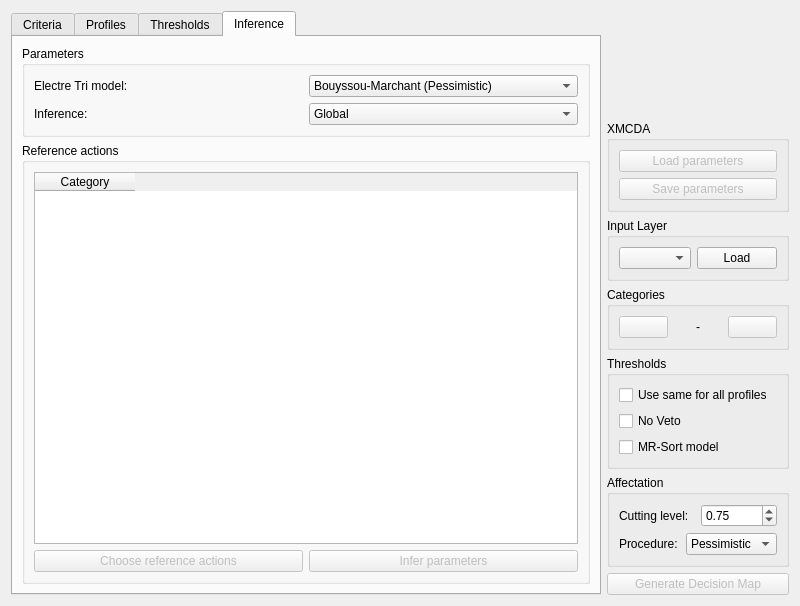
First picture: the form in ui/main_window.ui, repository oso/qgis-etri, before the edit.
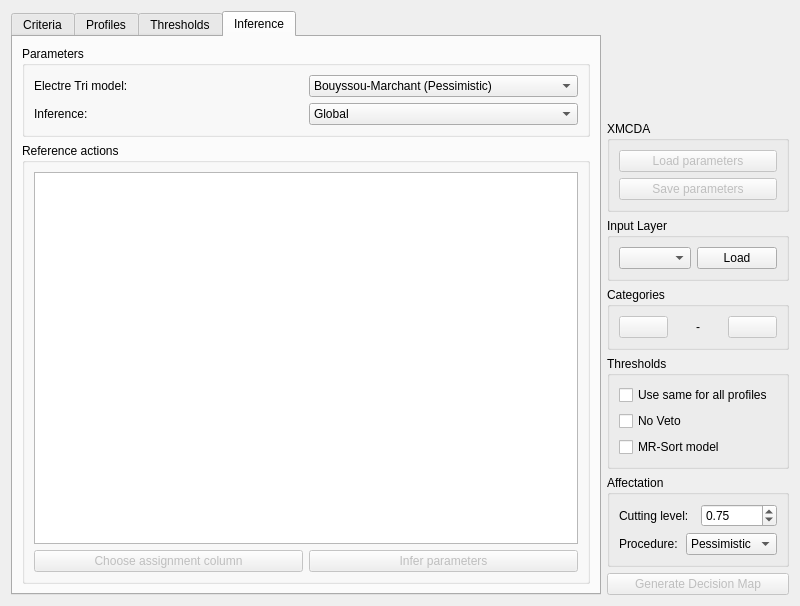
Second picture: the form after the edit. The open tabs and pages were chosen to show the change. Icons and pictures are not drawn. Custom widgets are drawn as their Qt base class.

Commit message: main: add support to choose reference actions to be used for inference

```diff
--- a/ui/main_window.ui
+++ b/ui/main_window.ui
@@ -182,19 +182,7 @@
          </property>
          <layout class="QVBoxLayout" name="verticalLayout_3">
           <item>
-           <widget class="QTableWidget" name="table_refs">
-            <property name="editTriggers">
-             <set>QAbstractItemView::NoEditTriggers</set>
-            </property>
-            <column>
-             <property name="text">
-              <string>Category</string>
-             </property>
-             <property name="textAlignment">
-              <set>AlignHCenter|AlignVCenter|AlignCenter</set>
-             </property>
-            </column>
-           </widget>
+           <widget class="qt_performance_table" name="table_refs"/>
           </item>
           <item>
            <layout class="QHBoxLayout" name="layout_choose">
@@ -204,7 +192,7 @@
                <bool>false</bool>
               </property>
               <property name="text">
-               <string>Choose reference actions</string>
+               <string>Choose assignment column</string>
               </property>
              </widget>
             </item>
```
Left out of the diff: 2 changed lines with no effect on the pictures. The commit also changes 3 other files.
